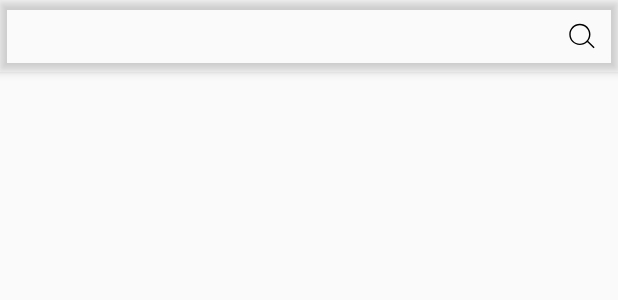
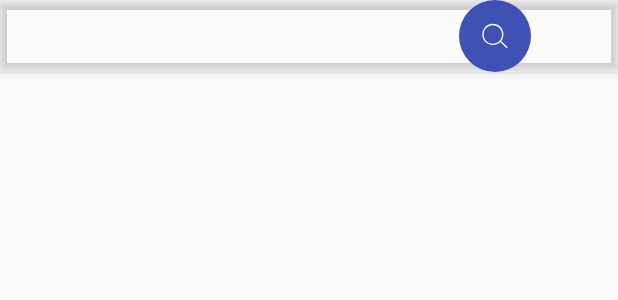
Before and after one commit to Taylorxu/KotlinStudy, an Android app: the layout fragment_first.xml on its own in the app's theme, with its tools: preview values and no code run, on a phone screen of 412 x 824 dp. Shown: the top 300 px of the screen. Run offline under Robolectric (Android 15) with nearby library versions, the phone set to English and light mode, and no system bars.

Commit message:
搜索效果

```diff
--- a/app/src/main/res/anim/search_in.xml
+++ b/app/src/main/res/anim/search_in.xml
@@ -4,7 +4,6 @@
         android:duration="500"
         android:fromXDelta="100%"
         android:toXDelta="0"
-
         />
     <alpha
         android:duration="500"
--- a/app/src/main/res/anim/search_out.xml
+++ b/app/src/main/res/anim/search_out.xml
@@ -2,7 +2,7 @@
 <set xmlns:android="http://schemas.android.com/apk/res/android">
     <translate
         android:duration="500"
-        android:fromXDelta="0%"
+        android:fromXDelta="0"
         android:toXDelta="100%"
           />
     <alpha
--- /dev/null
+++ b/app/src/main/res/drawable/shape_circle_bg_prim.xml
@@ -0,0 +1,8 @@
+<?xml version="1.0" encoding="utf-8"?>
+<shape xmlns:android="http://schemas.android.com/apk/res/android"
+    android:shape="oval">
+    <solid android:color="@color/colorPrimary" />
+    <size
+        android:width="48dp"
+        android:height="48dp" />
+</shape>
--- /dev/null
+++ b/app/src/main/res/drawable/shape_edit_text_alpha_left_part.xml
@@ -0,0 +1,8 @@
+<?xml version="1.0" encoding="utf-8"?>
+<shape xmlns:android="http://schemas.android.com/apk/res/android">
+    <solid android:color="#203F51B5" />
+    <corners
+        android:bottomLeftRadius="6dp"
+        android:topLeftRadius="6dp" />
+
+</shape>
--- /dev/null
+++ b/app/src/main/res/drawable/shape_edit_text_alpha_right_part.xml
@@ -0,0 +1,6 @@
+<?xml version="1.0" encoding="utf-8"?>
+<shape xmlns:android="http://schemas.android.com/apk/res/android">
+    <solid android:color="#203F51B5" />
+    <corners android:topRightRadius="6dp" android:bottomRightRadius="6dp" />
+
+</shape>
--- a/app/src/main/res/layout/fragment_first.xml
+++ b/app/src/main/res/layout/fragment_first.xml
@@ -9,73 +9,68 @@
         android:layout_height="48dp"
         android:background="#10FFFFFF">
 
-        <LinearLayout
+        <FrameLayout
             android:layout_width="match_parent"
-            android:layout_height="match_parent"
-            android:orientation="horizontal">
+            android:layout_height="match_parent">
 
-            <LinearLayout
+            <FrameLayout
                 android:id="@+id/panel_frame"
-                android:layout_width="match_parent"
+                android:layout_width="296dp"
                 android:layout_height="match_parent"
-                android:orientation="horizontal">
-
-                <FrameLayout
-                    android:layout_width="0dp"
-                    android:layout_height="match_parent"
-                    android:layout_weight="1" />
+                android:layout_gravity="center">
 
                 <FrameLayout
                     android:id="@+id/bt_search"
                     android:layout_width="48dp"
-                    android:layout_height="match_parent">
+                    android:layout_height="48dp"
+                    android:layout_gravity="right"
+                    android:background="@drawable/shape_circle_bg_prim"
+                    android:focusableInTouchMode="true">
 
                     <ImageView
                         android:layout_width="24dp"
                         android:layout_height="24dp"
                         android:layout_gravity="center"
-                        android:background="@drawable/ic_search"
-                        android:focusableInTouchMode="true" />
+                        android:background="@drawable/ic_search" />
                 </FrameLayout>
 
 
-            </LinearLayout>
+            </FrameLayout>
 
             <LinearLayout
                 android:id="@+id/search_layout"
-                android:layout_width="match_parent"
+                android:layout_width="wrap_content"
                 android:layout_height="38dp"
                 android:layout_gravity="center"
-                android:background="@drawable/shape_edit_text_alpha"
+                android:orientation="horizontal"
+                android:focusableInTouchMode="true"
                 android:visibility="gone">
 
                 <EditText
                     android:id="@+id/search_edit_text"
-                    android:layout_width="300dp"
-                    android:layout_height="38dp"
+                    android:layout_width="248dp"
+                    android:layout_height="match_parent"
                     android:layout_gravity="center"
-                    android:background="@android:color/transparent"
-                    android:focusableInTouchMode="true"
+                    android:background="@drawable/shape_edit_text_alpha_left_part"
+
                     android:hint="请输入"
                     android:paddingLeft="15dp" />
 
                 <FrameLayout
                     android:id="@+id/bt_search_cancel"
                     android:layout_width="48dp"
-                    android:layout_height="match_parent">
+                    android:layout_height="match_parent"
+                    android:background="@drawable/shape_edit_text_alpha_right_part"
+                    >
 
                     <ImageView
-
                         android:layout_width="24dp"
                         android:layout_height="24dp"
                         android:layout_gravity="center"
-                        android:background="@drawable/ic_cancel_search"
-                        android:focusableInTouchMode="true" />
+                        android:background="@drawable/ic_cancel_search" />
                 </FrameLayout>
             </LinearLayout>
-
-        </LinearLayout>
-
+        </FrameLayout>
     </android.support.design.widget.AppBarLayout>
 
 </android.support.design.widget.CoordinatorLayout>
--- a/xzglibrary/src/main/res/drawable/ic_cancel_search.xml
+++ b/xzglibrary/src/main/res/drawable/ic_cancel_search.xml
@@ -4,12 +4,12 @@
     android:viewportHeight="1024.0"
     android:viewportWidth="1024.0">
     <path
-        android:fillColor="#FF000000"
+        android:fillColor="#FFFFFF"
         android:pathData="M148.6,875.4c-198.1,-198.1 -198.1,-524 0,-722.1s524,-198.1 722.1,0 198.1,524 0,722.1S353,1073.5 148.6,875.4zM832.3,191.7C653.4,19.2 372.2,19.2 193.3,191.7S20.8,651.8 193.3,830.7s460.1,172.5 632.6,0S1004.8,370.6 832.3,191.7z" />
     <path
-        android:fillColor="#FF000000"
+        android:fillColor="#FFFFFF"
         android:pathData="M647,690.1l-319.5,-319.5C321.1,364.2 321.1,345.1 333.9,332.3 346.7,319.5 365.8,319.5 378.6,332.3l319.5,319.5c12.8,12.8 12.8,32 0,44.7S659.8,702.9 647,690.1z" />
     <path
-        android:fillColor="#FF000000"
+        android:fillColor="#FFFFFF"
         android:pathData="M333.9,690.1c-12.8,-12.8 -12.8,-32 0,-44.7l319.5,-319.5c12.8,-12.8 32,-12.8 44.7,0s12.8,32 0,44.7l-319.5,319.5C365.8,702.9 346.7,702.9 333.9,690.1z" />
 </vector>
--- a/xzglibrary/src/main/res/drawable/ic_search.xml
+++ b/xzglibrary/src/main/res/drawable/ic_search.xml
@@ -1,4 +1,9 @@
-<vector android:height="24dp" android:viewportHeight="1024.0"
-    android:viewportWidth="1024.0" android:width="24dp" xmlns:android="http://schemas.android.com/apk/res/android">
-    <path android:fillColor="#FF000000" android:pathData="M688.6,653.9c0,0 -11.7,15.4 -27.3,30.6l179.9,176.3 29.9,-27.9L688.6,653.9 688.6,653.9zM752.5,462.8c0,175 -134.8,306.4 -301.9,306.4C276.3,766.7 150,629.4 150,463c0,-160.8 136,-296.3 300.6,-296.3C617.6,166.7 752.5,304 752.5,462.8L752.5,462.8zM449.4,206.9c-143.2,0 -259.3,116.2 -259.3,261.1 0,144.9 116.1,261.9 259.3,261.9 143.3,0 262.8,-117 262.8,-261.9C712.3,323 592.7,206.9 449.4,206.9L449.4,206.9zM449.4,206.9"/>
+<vector xmlns:android="http://schemas.android.com/apk/res/android"
+    android:width="24dp"
+    android:height="24dp"
+    android:viewportHeight="1024.0"
+    android:viewportWidth="1024.0">
+    <path
+        android:fillColor="#FFFFFF"
+        android:pathData="M688.6,653.9c0,0 -11.7,15.4 -27.3,30.6l179.9,176.3 29.9,-27.9L688.6,653.9 688.6,653.9zM752.5,462.8c0,175 -134.8,306.4 -301.9,306.4C276.3,766.7 150,629.4 150,463c0,-160.8 136,-296.3 300.6,-296.3C617.6,166.7 752.5,304 752.5,462.8L752.5,462.8zM449.4,206.9c-143.2,0 -259.3,116.2 -259.3,261.1 0,144.9 116.1,261.9 259.3,261.9 143.3,0 262.8,-117 262.8,-261.9C712.3,323 592.7,206.9 449.4,206.9L449.4,206.9zM449.4,206.9" />
 </vector>
```
Also changed, not shown: app/src/main/java/com/xuzhiguang/kotlinstudybyself/forecast/navigationPages/FirstFragment.kt (+30 -12 lines), app/src/main/res/anim/search_panel_in.xml (+3 -8 lines), app/src/main/res/anim/search_panel_out.xml (+4 -8 lines).
